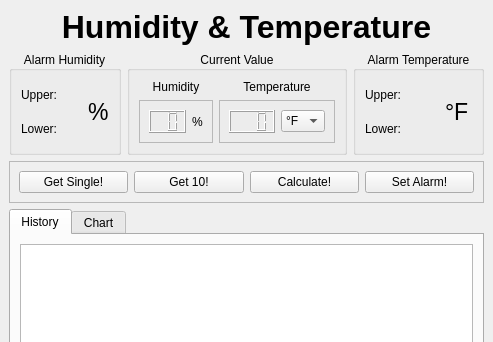
Old version of the form mainwindow.ui in the repository ferrykurniawan28/qt_humidity-temperature; both pictures show x 0 to 493 and y 0 to 342 of the 493 by 521 pixel window.
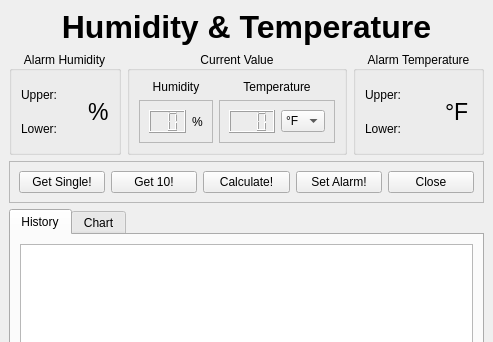
New version of the form.

Commit message: add close button

Diff of the .ui file:
```diff
--- a/mainwindow.ui
+++ b/mainwindow.ui
@@ -295,6 +295,13 @@
            </property>
           </widget>
          </item>
+         <item>
+          <widget class="QPushButton" name="pushButtonClose">
+           <property name="text">
+            <string>Close</string>
+           </property>
+          </widget>
+         </item>
         </layout>
        </widget>
       </item>
```
The commit also changes 14 other files.
